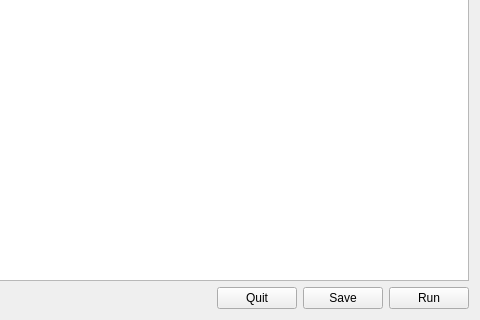
First picture: the form in compreheNGSive/gui/ui/Setup.ui, repository alex-r-bigelow/compreheNGSive, before the edit; both pictures show x 320 to 800 and y 280 to 600 of the 800 by 600 pixel window.
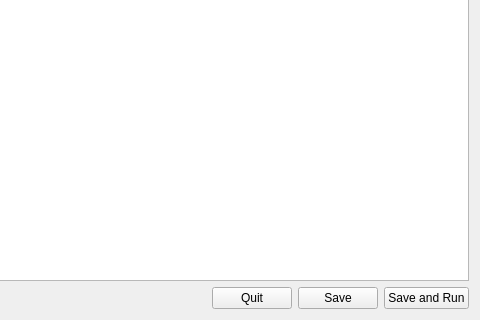
Second picture: the form after the edit.

```diff
--- a/compreheNGSive/gui/ui/Setup.ui
+++ b/compreheNGSive/gui/ui/Setup.ui
@@ -27,7 +27,7 @@
    <item row="1" column="5">
     <widget class="QPushButton" name="runSVbutton">
      <property name="text">
-      <string>Run</string>
+      <string>Save and Run</string>
      </property>
      <property name="autoDefault">
       <bool>false</bool>
```
Left out of the diff: 7 changed lines with no effect on the pictures.
